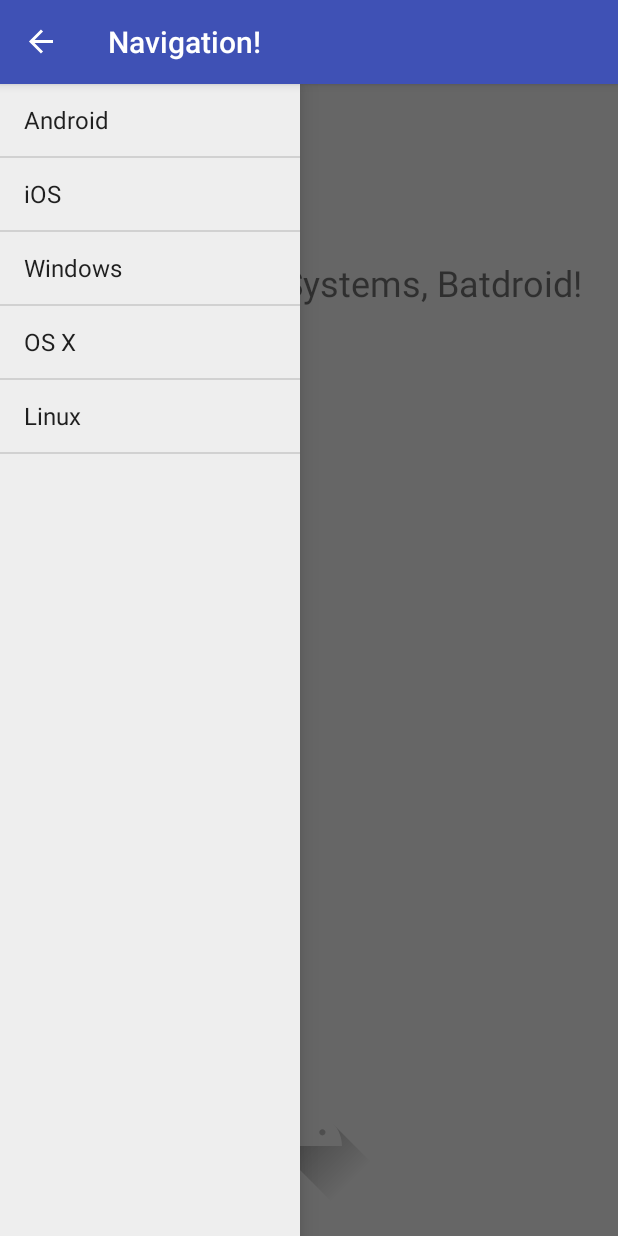
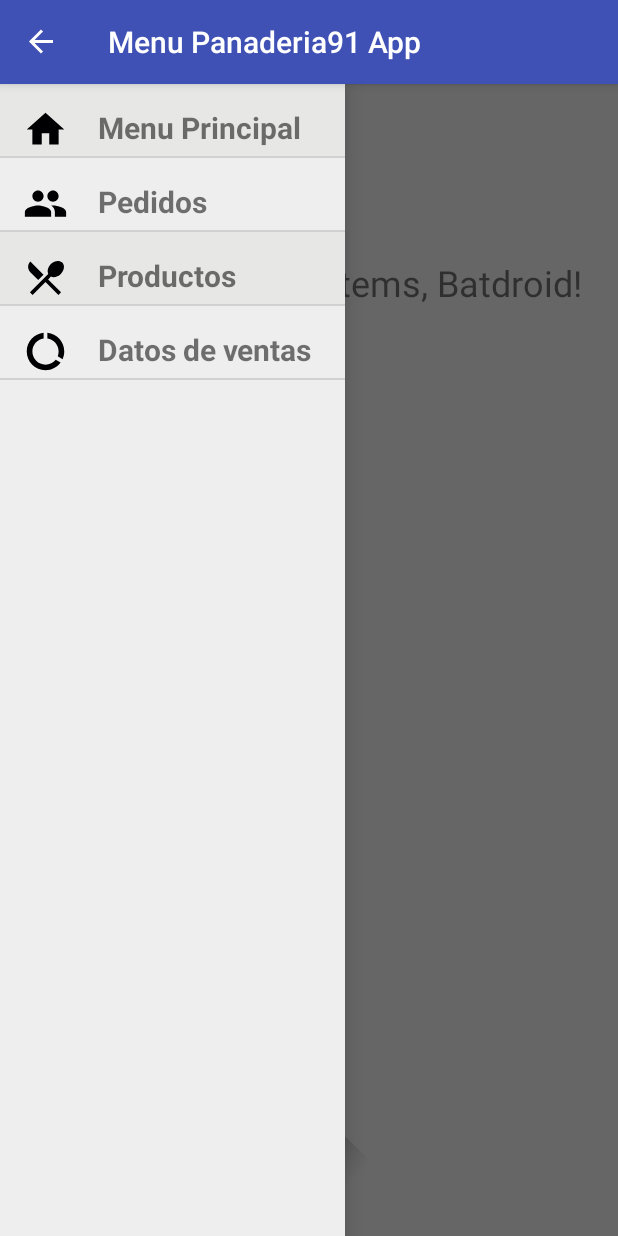
Before and after one commit to rtv313/AndroidBakeryApp, an Android app: the MenuTutorial screen opened directly, with no data from a screen before it, after a tap on "Settings", on a phone screen of 412 x 824 dp. Run offline under Robolectric (Android 15) with nearby library versions, the light colour scheme and no system bars.

Commit message:
Base Menu adapted to my activities

```diff
--- a/app/src/main/java/com/example/usuario/bakery91/MenuTutorial.java
+++ b/app/src/main/java/com/example/usuario/bakery91/MenuTutorial.java
@@ -1,27 +1,75 @@
 package com.example.usuario.bakery91;
-
+import android.content.Context;
+import android.content.Intent;
 import android.content.res.Configuration;
+import android.graphics.Color;
 import android.os.Bundle;
 import android.support.v4.widget.DrawerLayout;
 import android.support.v7.app.AppCompatActivity;
 import android.support.v7.app.ActionBarDrawerToggle;
+import android.view.LayoutInflater;
 import android.view.Menu;
 import android.view.MenuItem;
 import android.view.View;
+import android.view.ViewGroup;
 import android.widget.AdapterView;
-import android.widget.ArrayAdapter;
+import android.widget.BaseAdapter;
+import android.widget.ImageView;
+import android.widget.LinearLayout;
 import android.widget.ListView;
-import android.widget.Toast;
+import android.widget.TextView;
 
+class MenuOption
+{
+    public String name;
+    public Class<?>  activityName;
+    public int icon;
+
+    public MenuOption(String name , Class<?>  activityName , int icon)
+    {
+        this.name = name;
+        this.activityName = activityName;
+        this.icon = icon;
+    }
+
+    public void setName(String name)
+    {
+        this.name = name;
+    }
+
+    public String getName()
+    {
+        return name;
+    }
+
+    public void setActivityName(Class<?>  activityName)
+    {
+        this.activityName = activityName;
+    }
+
+    public Class<?>  getActivityName()
+    {
+        return activityName;
+    }
+
+    public void setIcon(int icon)
+    {
+        this.icon = icon;
+    }
+
+    public int getIcon()
+    {
+        return icon;
+    }
+}
 
 public class MenuTutorial extends AppCompatActivity {
-
     private ListView mDrawerList;
     private DrawerLayout mDrawerLayout;
-    private ArrayAdapter<String> mAdapter;
+    private MyAdapterMenu[] mAdapter;
     private ActionBarDrawerToggle mDrawerToggle;
     private String mActivityTitle;
-
+    MenuOption[] menuOptions = new MenuOption[4];
     @Override
     protected void onCreate(Bundle savedInstanceState) {
         super.onCreate(savedInstanceState);
@@ -34,20 +82,31 @@ public class MenuTutorial extends AppCompatActivity {
         addDrawerItems();
         setupDrawer();
 
-        getSupportActionBar().setTitle("HOLA");
+        getSupportActionBar().setTitle("Menu Test");
         getSupportActionBar().setDisplayHomeAsUpEnabled(true);
         getSupportActionBar().setHomeButtonEnabled(true);
     }
 
     private void addDrawerItems() {
-        String[] osArray = { "Android", "iOS", "Windows", "OS X", "Linux" };
-        mAdapter = new ArrayAdapter<String>(this, android.R.layout.simple_list_item_1, osArray);
+
+        MenuOption  mainMenu = new MenuOption("Menu Principal",MainActivity.class,R.drawable.ic_home);
+        MenuOption  orders = new MenuOption("Pedidos",OrdersClients.class,R.drawable.ic_orders);
+        MenuOption  products = new MenuOption("Productos",MenuTutorial.class,R.drawable.ic_products);
+        MenuOption  salesData = new MenuOption("Datos de ventas",MenuTutorial.class,R.drawable.ic_data);
+
+        menuOptions[0] = mainMenu;
+        menuOptions[1] = orders;
+        menuOptions[2] = products;
+        menuOptions[3] = salesData;
+
+        MyAdapterMenu mAdapter = new MyAdapterMenu(this, menuOptions);
         mDrawerList.setAdapter(mAdapter);
-
         mDrawerList.setOnItemClickListener(new AdapterView.OnItemClickListener() {
             @Override
             public void onItemClick(AdapterView<?> parent, View view, int position, long id) {
-                Toast.makeText(MenuTutorial.this, "Time for an upgrade!", Toast.LENGTH_SHORT).show();
+                Class<?> targetActivity = menuOptions[position].getActivityName();
+                Intent intent = new Intent(MenuTutorial.this, targetActivity);
+                startActivity(intent);
             }
         });
     }
@@ -58,7 +117,7 @@ public class MenuTutorial extends AppCompatActivity {
             /** Called when a drawer has settled in a completely open state. */
             public void onDrawerOpened(View drawerView) {
                 super.onDrawerOpened(drawerView);
-                getSupportActionBar().setTitle("Navigation!");
+                getSupportActionBar().setTitle("Menu Panaderia91 App");
                 invalidateOptionsMenu(); // creates call to onPrepareOptionsMenu()
             }
 
@@ -99,13 +158,6 @@ public class MenuTutorial extends AppCompatActivity {
         // Handle action bar item clicks here. The action bar will
         // automatically handle clicks on the Home/Up button, so long
         // as you specify a parent activity in AndroidManifest.xml.
-        int id = item.getItemId();
-
-        //noinspection SimplifiableIfStatement
-       // if (id == R.id.action_settings) {
-         //   return true;
-        //}
-
         // Activate the navigation drawer toggle
         if (mDrawerToggle.onOptionsItemSelected(item)) {
             return true;
@@ -113,3 +165,47 @@ public class MenuTutorial extends AppCompatActivity {
         return super.onOptionsItemSelected(item);
     }
 }
+
+// My AdapterMenu
+class MyAdapterMenu extends BaseAdapter {
+
+    MenuOption[] menuOptions;
+    LayoutInflater lInflater;
+
+    MyAdapterMenu(Context context, MenuOption[] orders){
+        menuOptions = orders;
+        lInflater = LayoutInflater.from(context);
+    }
+
+    @Override
+    public int getCount(){
+        return menuOptions.length;
+    }
+
+    @Override
+    public Object getItem(int index){
+        return menuOptions[index];
+    }
+
+    @Override
+    public long getItemId(int id){
+        return id;
+    }
+
+    @Override
+    public View getView(int item, View view, ViewGroup parent){
+
+        view = lInflater.inflate(R.layout.menu_row,null);
+        TextView menuName = view.findViewById(R.id.textViewMenu);
+        ImageView imageViewMenu = view.findViewById(R.id.imageViewMenu);
+        MenuOption menuOption = menuOptions[item];
+        menuName.setText(menuOption.getName());
+        imageViewMenu.setImageResource(menuOption.icon);
+        LinearLayout linearLayout = view.findViewById(R.id.linearLayout);
+
+        if(item % 2 == 0)
+            linearLayout.setBackgroundColor(Color.parseColor("#e7e8e5"));
+
+        return view;
+    }
+} // MenuAdapter End
--- a/app/src/main/java/com/example/usuario/bakery91/OrdersClients.java
+++ b/app/src/main/java/com/example/usuario/bakery91/OrdersClients.java
@@ -126,7 +126,6 @@ public class OrdersClients extends AppCompatActivity implements OnItemClickListe
                 OrdersClients.this.filterList(s.toString());
             }
         });
-
     }
 
     @Override
--- /dev/null
+++ b/app/src/main/res/drawable/ic_data.xml
@@ -0,0 +1,5 @@
+<vector android:height="24dp" android:tint="#000002"
+    android:viewportHeight="24.0" android:viewportWidth="24.0"
+    android:width="24dp" xmlns:android="http://schemas.android.com/apk/res/android">
+    <path android:fillColor="#FF000000" android:pathData="M13,2.05v3.03c3.39,0.49 6,3.39 6,6.92 0,0.9 -0.18,1.75 -0.48,2.54l2.6,1.53c0.56,-1.24 0.88,-2.62 0.88,-4.07 0,-5.18 -3.95,-9.45 -9,-9.95zM12,19c-3.87,0 -7,-3.13 -7,-7 0,-3.53 2.61,-6.43 6,-6.92V2.05c-5.06,0.5 -9,4.76 -9,9.95 0,5.52 4.47,10 9.99,10 3.31,0 6.24,-1.61 8.06,-4.09l-2.6,-1.53C16.17,17.98 14.21,19 12,19z"/>
+</vector>
--- /dev/null
+++ b/app/src/main/res/drawable/ic_home.xml
@@ -0,0 +1,5 @@
+<vector android:height="24dp" android:tint="#000002"
+    android:viewportHeight="24.0" android:viewportWidth="24.0"
+    android:width="24dp" xmlns:android="http://schemas.android.com/apk/res/android">
+    <path android:fillColor="#FF000000" android:pathData="M10,20v-6h4v6h5v-8h3L12,3 2,12h3v8z"/>
+</vector>
--- /dev/null
+++ b/app/src/main/res/drawable/ic_orders.xml
@@ -0,0 +1,5 @@
+<vector android:height="24dp" android:tint="#000002"
+    android:viewportHeight="24.0" android:viewportWidth="24.0"
+    android:width="24dp" xmlns:android="http://schemas.android.com/apk/res/android">
+    <path android:fillColor="#FF000000" android:pathData="M16,11c1.66,0 2.99,-1.34 2.99,-3S17.66,5 16,5c-1.66,0 -3,1.34 -3,3s1.34,3 3,3zM8,11c1.66,0 2.99,-1.34 2.99,-3S9.66,5 8,5C6.34,5 5,6.34 5,8s1.34,3 3,3zM8,13c-2.33,0 -7,1.17 -7,3.5L1,19h14v-2.5c0,-2.33 -4.67,-3.5 -7,-3.5zM16,13c-0.29,0 -0.62,0.02 -0.97,0.05 1.16,0.84 1.97,1.97 1.97,3.45L17,19h6v-2.5c0,-2.33 -4.67,-3.5 -7,-3.5z"/>
+</vector>
--- /dev/null
+++ b/app/src/main/res/drawable/ic_products.xml
@@ -0,0 +1,5 @@
+<vector android:height="24dp" android:tint="#000002"
+    android:viewportHeight="24.0" android:viewportWidth="24.0"
+    android:width="24dp" xmlns:android="http://schemas.android.com/apk/res/android">
+    <path android:fillColor="#FF000000" android:pathData="M8.1,13.34l2.83,-2.83L3.91,3.5c-1.56,1.56 -1.56,4.09 0,5.66l4.19,4.18zM14.88,11.53c1.53,0.71 3.68,0.21 5.27,-1.38 1.91,-1.91 2.28,-4.65 0.81,-6.12 -1.46,-1.46 -4.2,-1.1 -6.12,0.81 -1.59,1.59 -2.09,3.74 -1.38,5.27L3.7,19.87l1.41,1.41L12,14.41l6.88,6.88 1.41,-1.41L13.41,13l1.47,-1.47z"/>
+</vector>
--- a/app/src/main/res/layout/activity_menu_tutorial.xml
+++ b/app/src/main/res/layout/activity_menu_tutorial.xml
@@ -38,7 +38,7 @@
     <!-- Side navigation drawer UI -->
     <ListView
         android:id="@+id/navList"
-        android:layout_width="200dp"
+        android:layout_width="230dp"
         android:layout_height="match_parent"
         android:layout_gravity="left|start"
         android:background="#ffeeeeee"/>
--- /dev/null
+++ b/app/src/main/res/layout/menu_row.xml
@@ -0,0 +1,33 @@
+<?xml version="1.0" encoding="utf-8"?>
+<android.support.constraint.ConstraintLayout
+    xmlns:android="http://schemas.android.com/apk/res/android" android:layout_width="match_parent"
+    android:layout_height="match_parent">
+
+    <LinearLayout
+        android:id="@+id/linearLayout"
+        android:layout_width="match_parent"
+        android:layout_height="wrap_content"
+        android:orientation="horizontal"
+        >
+        <ImageView
+            android:id="@+id/imageViewMenu"
+            android:layout_width="30dp"
+            android:layout_height="30dp"
+            android:layout_marginTop="15dp"
+            android:layout_marginLeft="15dp"
+            android:src="@drawable/ic_search"
+            />
+        <TextView
+            android:id="@+id/textViewMenu"
+            android:layout_marginLeft="20dp"
+            android:layout_marginTop="15dp"
+            android:layout_marginBottom="5dp"
+            android:layout_width="200dp"
+            android:layout_height="wrap_content"
+            android:textSize="20sp"
+            android:textStyle="bold"
+            android:text="Menu Item"/>
+
+    </LinearLayout>
+
+</android.support.constraint.ConstraintLayout>
```
